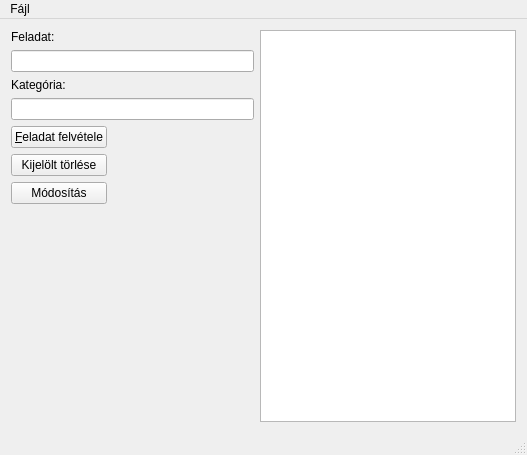
Old version of the form mainwindow.ui in the repository jatson/ToDoList.
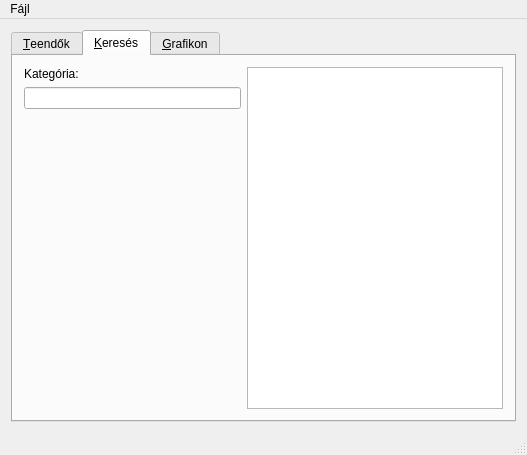
New version of the form. The open tabs and pages were chosen to show the change.

```diff
--- a/mainwindow.ui
+++ b/mainwindow.ui
@@ -14,7 +14,17 @@
    <string>MainWindow</string>
   </property>
   <widget class="QWidget" name="centralWidget">
-   <layout class="QHBoxLayout" name="horizontalLayout_3">
+   <layout class="QGridLayout" name="gridLayout">
+    <item row="0" column="0">
+     <widget class="QTabWidget" name="tabWidget">
+      <property name="currentIndex">
+       <number>0</number>
+      </property>
+      <widget class="QWidget" name="mainTab">
+       <attribute name="title">
+        <string>&amp;Teendők</string>
+       </attribute>
+       <layout class="QHBoxLayout" name="horizontalLayout_4">
     <item>
      <layout class="QHBoxLayout" name="horizontalLayout_2">
       <item>
@@ -108,6 +118,61 @@
        </widget>
       </item>
      </layout>
+        </item>
+       </layout>
+      </widget>
+      <widget class="QWidget" name="searchTab">
+       <attribute name="title">
+        <string>&amp;Keresés</string>
+       </attribute>
+       <layout class="QHBoxLayout" name="horizontalLayout_5">
+        <item>
+         <layout class="QHBoxLayout" name="horizontalLayout_3">
+          <item>
+           <layout class="QVBoxLayout" name="verticalLayout_4">
+            <item>
+             <widget class="QLabel" name="searchLabel">
+              <property name="text">
+               <string>Kategória:</string>
+              </property>
+             </widget>
+            </item>
+            <item>
+             <widget class="QLineEdit" name="searchEdit"/>
+            </item>
+            <item>
+             <spacer name="verticalSpacer_2">
+              <property name="orientation">
+               <enum>Qt::Vertical</enum>
+              </property>
+              <property name="sizeHint" stdset="0">
+               <size>
+                <width>20</width>
+                <height>40</height>
+               </size>
+              </property>
+             </spacer>
+            </item>
+           </layout>
+          </item>
+          <item>
+           <widget class="QListWidget" name="listWidget_2"/>
+          </item>
+         </layout>
+        </item>
+       </layout>
+      </widget>
+      <widget class="QWidget" name="graphTab">
+       <attribute name="title">
+        <string>&amp;Grafikon</string>
+       </attribute>
+       <layout class="QHBoxLayout" name="horizontalLayout_6">
+        <item>
+         <widget class="QGraphicsView" name="graphicsView"/>
+        </item>
+       </layout>
+      </widget>
+     </widget>
     </item>
    </layout>
   </widget>
```
Lines whose indentation alone changed are shown as unchanged.
